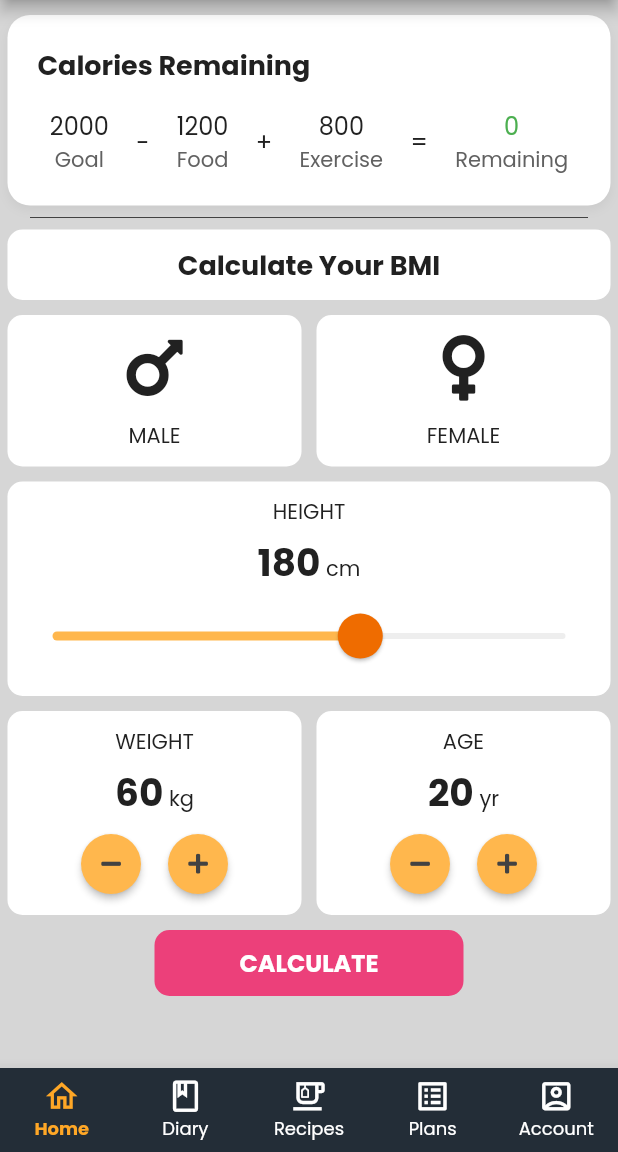
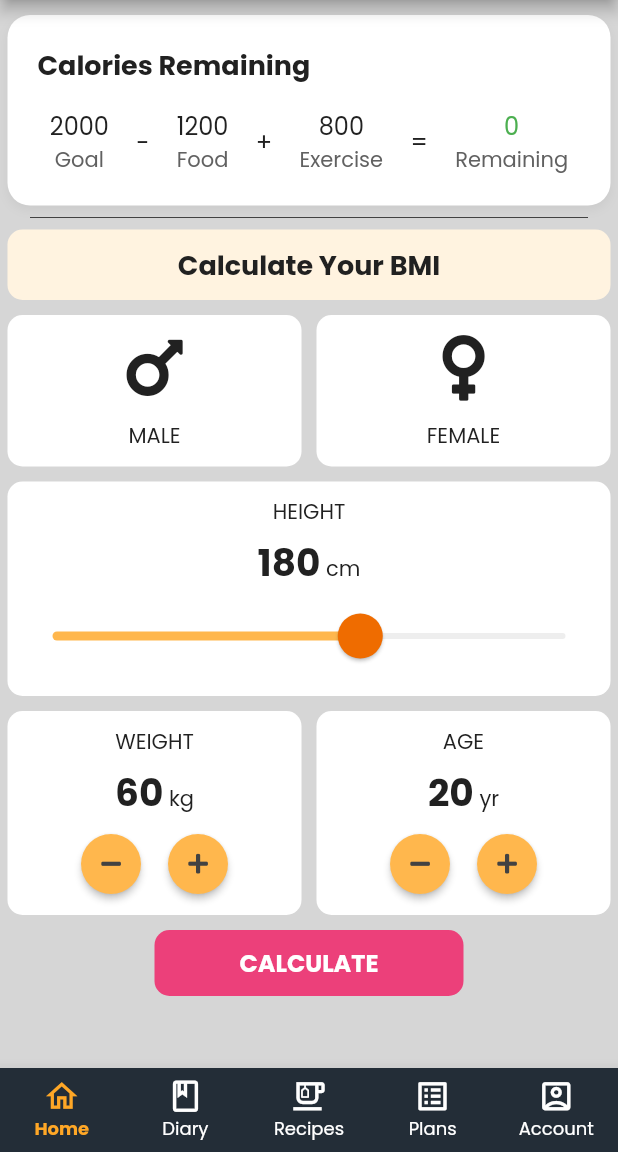
Before and after one commit to akshatj599/sprightly, a Flutter app: the SprightlyHome screen opened directly, on a phone screen of 412 x 824 dp, the part 84-1236 px from its top. Run offline on Flutter 3.47's test engine with Material 2 defaults, Android fonts, the phone set to English and light mode, and no system bars; our stand-ins replace cloud_firestore, date_format, firebase_auth, firebase_core, fl_chart, font_awesome_flutter and 3 more; accounts and stored records are empty.

Commit message:
Resolved Recipe Title
Also changed the background color of Calculate Your BMI.

```diff
--- a/lib/Home_BMI/screens/input_page.dart
+++ b/lib/Home_BMI/screens/input_page.dart
@@ -39,7 +39,7 @@ class _InputPageState extends State<InputPage> {
               margin: EdgeInsets.symmetric(horizontal: 5),
               alignment: Alignment.center,
               decoration: BoxDecoration(
-                  color: glb.main_background,
+                  color: glb.main_secondary,
                   borderRadius: BorderRadius.circular(10)),
               child: Text(
                 "Calculate Your BMI",
```
Also changed, not shown: lib/views/Recipe_main.dart (+6 -9 lines).
